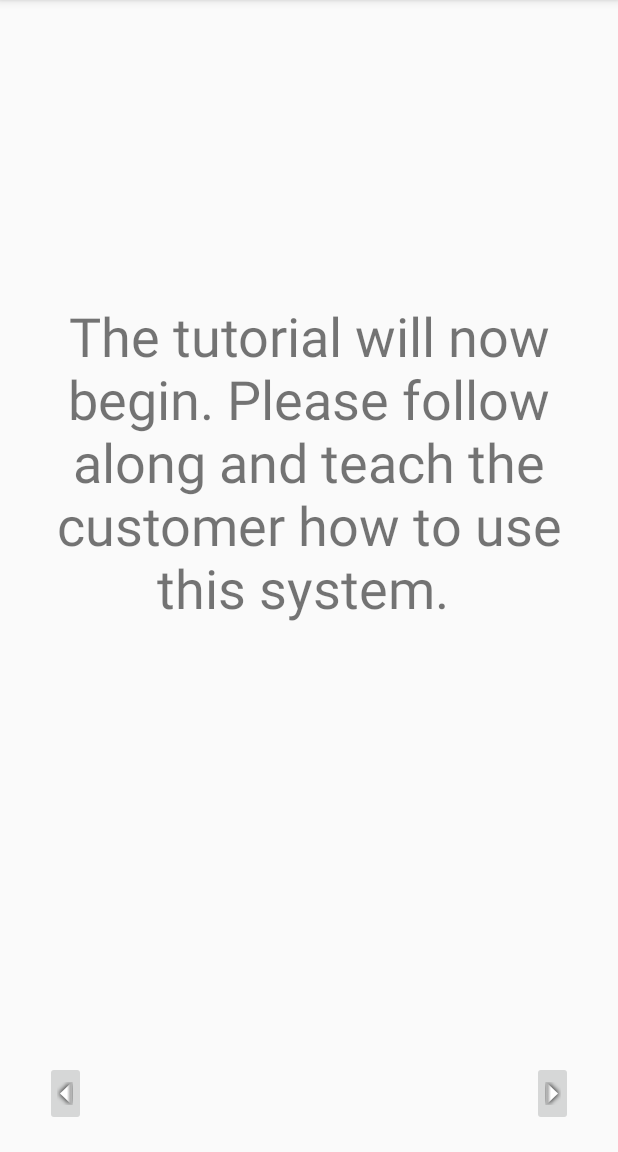
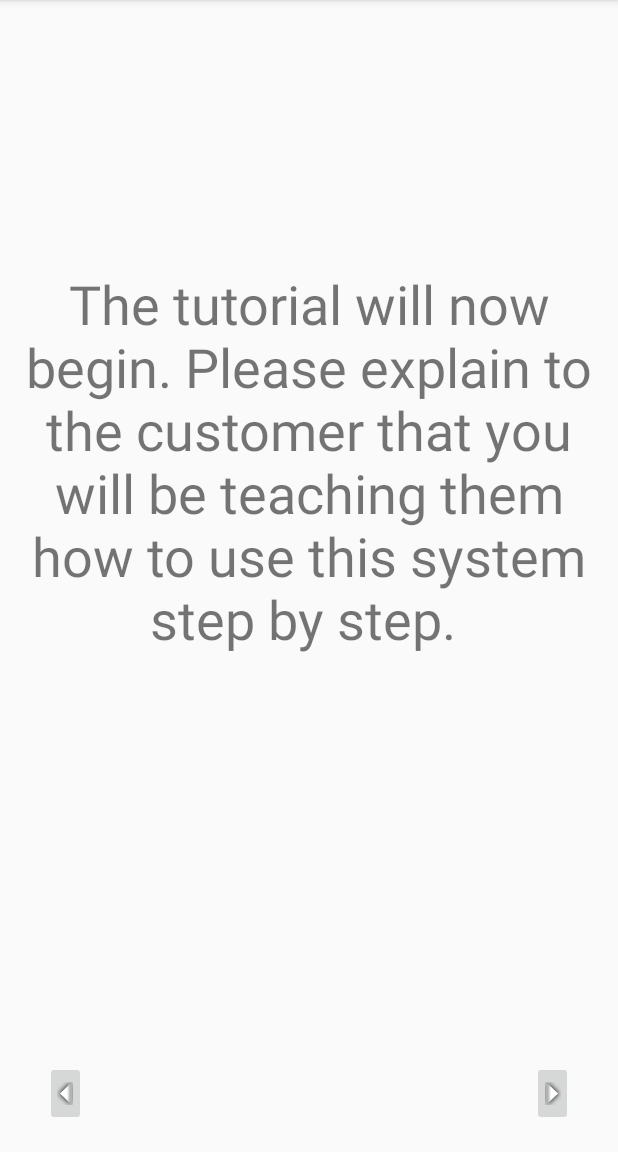
Before and after one commit to vs6063/InputForAlbert, an Android app: the TutorialStart screen opened directly, with no data from a screen before it, on a phone screen of 412 x 824 dp, the part 84-1236 px from its top. Run offline under Robolectric (Android 15) with nearby library versions, the phone set to English and light mode, and no system bars.

Commit message:
modified text for tutorial start

```diff
--- a/app/src/main/res/layout/activity_tutorial_start.xml
+++ b/app/src/main/res/layout/activity_tutorial_start.xml
@@ -21,7 +21,7 @@
         android:layout_marginLeft="8dp"
         android:layout_marginRight="8dp"
         android:layout_marginTop="0dp"
-        android:text="The tutorial will now begin. Please follow along and teach the customer how to use this system. "
+        android:text="The tutorial will now begin. Please explain to the customer that you will be teaching them how to use this system step by step. "
         android:textAlignment="center"
         android:textSize="36sp"
         app:layout_constraintBottom_toTopOf="@+id/guideline2"
```
